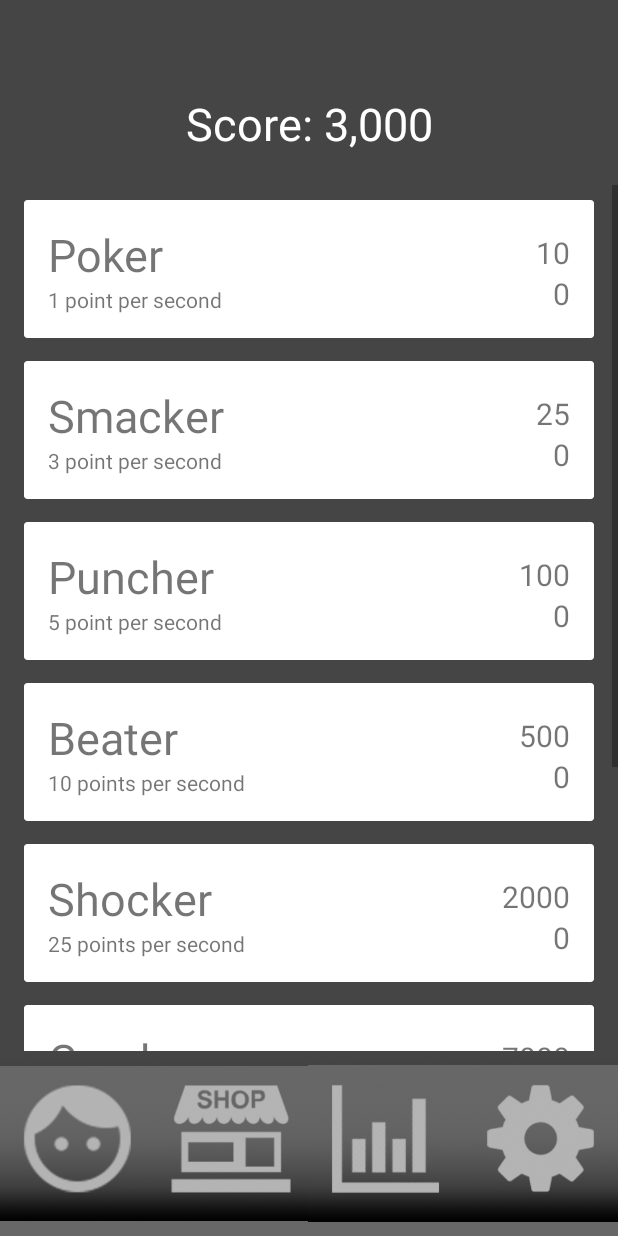
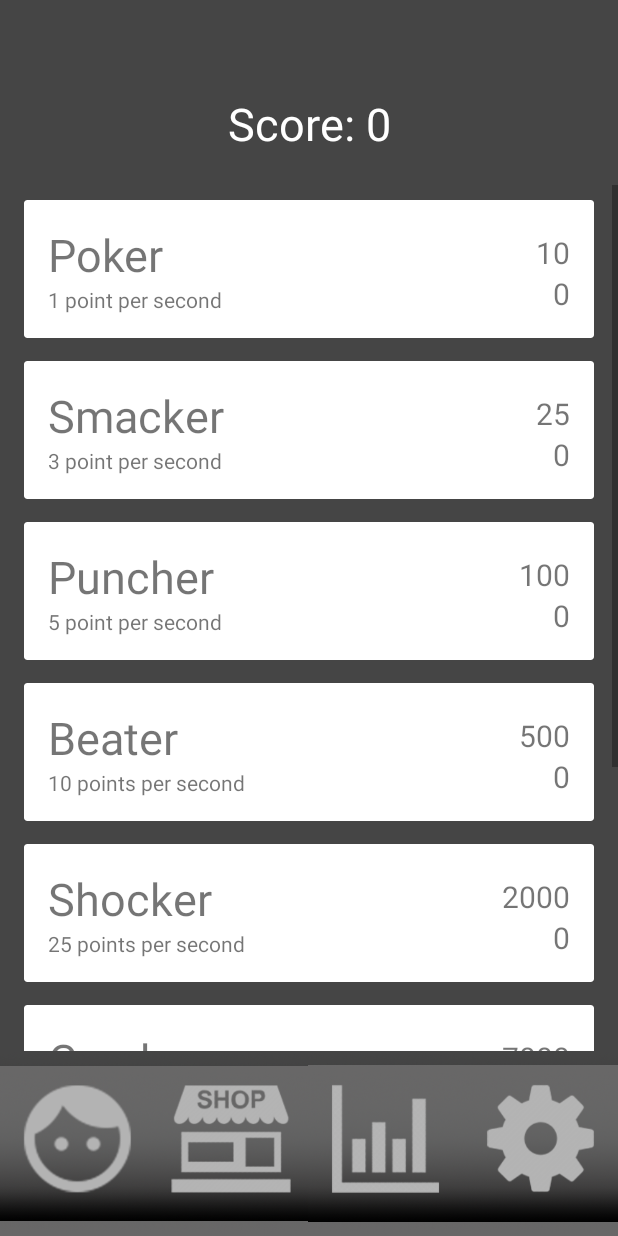
Before and after one commit to cheesywow/Sergey, an Android app: the screen it shows after launch (Shop), after a tap on an icon or button, on a phone screen of 412 x 824 dp. Run offline under Robolectric (Android 15) with nearby library versions, the phone set to English and light mode, and no system bars.

Commit message:
Inventory and score reset

```diff
--- a/app/src/main/AndroidManifest.xml
+++ b/app/src/main/AndroidManifest.xml
@@ -8,7 +8,8 @@
         android:label="@string/app_name"
         android:roundIcon="@mipmap/ic_launcher_round"
         android:supportsRtl="true"
-        android:configChanges="orientation|screenSize">
+        android:configChanges="orientation|screenSize"
+        android:hardwareAccelerated="true">
         <service android:name=".Engine.Services.BackgroundMusic" />
         <activity android:name=".MainActivity"
             android:theme="@style/AppTheme.NoActionBar">
--- a/app/src/main/java/com/sergey/michael/sergey/Engine/UI/cards/CardAdapter.java
+++ b/app/src/main/java/com/sergey/michael/sergey/Engine/UI/cards/CardAdapter.java
@@ -13,6 +13,7 @@ import android.widget.TextView;
 
 import com.sergey.michael.sergey.R;
 
+import java.text.MessageFormat;
 import java.util.List;
 
 public class CardAdapter extends RecyclerView.Adapter<CardAdapter.MyViewHolder> {
@@ -61,7 +62,7 @@ public class CardAdapter extends RecyclerView.Adapter<CardAdapter.MyViewHolder>
                 String trunc = display.split(" ")[1];
                 String score = trunc.replaceAll(",", "");
                 int newscore = Integer.parseInt(score)-Integer.parseInt(holder.cost.getText().toString());
-                tv.setText("Score: "+newscore);
+                tv.setText(MessageFormat.format("Score: {0}", newscore));
                 int newcount =  Integer.parseInt(String.valueOf(holder.inventory.getText()))+1;
                 holder.inventory.setText(""+newcount);
                 cardList.get(position).inventory = ""+newcount;
--- a/app/src/main/java/com/sergey/michael/sergey/Engine/Util/Toolbox.java
+++ b/app/src/main/java/com/sergey/michael/sergey/Engine/Util/Toolbox.java
@@ -24,6 +24,7 @@ import com.sergey.michael.sergey.Engine.Util.ads.AdManager;
 import com.sergey.michael.sergey.Engine.Util.visual.Features;
 import com.sergey.michael.sergey.MainActivity;
 import com.sergey.michael.sergey.R;
+import com.sergey.michael.sergey.Settings;
 import com.sergey.michael.sergey.Shop;
 
 
@@ -159,6 +160,10 @@ public class Toolbox {
         img_setting.setOnClickListener(new View.OnClickListener() {
             @Override
             public void onClick(View v) {
+                if(!current.equals("Settings")){
+                    context.startActivity(new Intent(context, Settings.class));
+                    activity.finish();
+                }
             }
         });
     }
--- a/app/src/main/java/com/sergey/michael/sergey/MainActivity.java
+++ b/app/src/main/java/com/sergey/michael/sergey/MainActivity.java
@@ -25,7 +25,7 @@ import static java.lang.Thread.sleep;
 
 public class MainActivity extends AppCompatActivity {
 
-    private int high_score = 0;
+    private float high_score = 0;
     private float speed = 0f;
     private float rotation = 0f;
 
@@ -35,6 +35,7 @@ public class MainActivity extends AppCompatActivity {
     //private TextView tv_speed;
     private Bundle state;
     private MusicLoop loop;
+    int addition;
     private volatile boolean activityStopped = false;
 
     @Override
@@ -79,7 +80,7 @@ public class MainActivity extends AppCompatActivity {
                 getString(R.string.servey_preference_file), Context.MODE_PRIVATE);
         SharedPreferences.Editor editor;
         editor = sharedPref.edit();
-        editor.putInt(getString(R.string.score_key), high_score);
+        editor.putInt(getString(R.string.score_key), (int) high_score);
         editor.putInt(getString(R.string.speed_key), (int) speed);
         editor.apply();
     }
@@ -87,15 +88,26 @@ public class MainActivity extends AppCompatActivity {
     public void onResume(){
         super.onResume();
         Toolbox.activiateFullscreen(this);
-
-        int defaultValue = 0;
         SharedPreferences sharedPref = getSharedPreferences(
                 getString(R.string.servey_preference_file), Context.MODE_PRIVATE);
+
+        int item1  = sharedPref.getInt(getString(R.string.item1_key), 0);
+        int item2  = sharedPref.getInt(getString(R.string.item2_key), 0);
+        int item3  = sharedPref.getInt(getString(R.string.item3_key), 0);
+        int item4  = sharedPref.getInt(getString(R.string.item4_key), 0);
+        int item5  = sharedPref.getInt(getString(R.string.item5_key), 0);
+        int item6  = sharedPref.getInt(getString(R.string.item6_key), 0);
+        int item7  = sharedPref.getInt(getString(R.string.item7_key), 0);
+        int item8  = sharedPref.getInt(getString(R.string.item8_key), 0);
+
+
+        addition = 1*item1 + 3*item2 + 5*item3 + 10*item4 + 25*item5 + 60*item6 + 150*item7 + 400*item8;
+        int defaultValue = 0;
         high_score  = sharedPref.getInt(getString(R.string.score_key), defaultValue);
         if(state != null){
             speed   = sharedPref.getInt(getString(R.string.speed_key), defaultValue);
         }
-        tv_score.setText(MessageFormat.format("Score: {0}", high_score));
+        tv_score.setText(MessageFormat.format("Score: {0}", (int) high_score));
         //tv_speed.setText(MessageFormat.format("Speed: {0}", speed));
     }
     @Override
@@ -111,7 +123,7 @@ public class MainActivity extends AppCompatActivity {
         high_score +=1;
         if(speed < 5000){speed += 50;}
         //tv_speed.setText(MessageFormat.format("Speed: {0}", speed));
-        tv_score.setText(MessageFormat.format("Score: {0}", high_score));
+        tv_score.setText(MessageFormat.format("Score: {0}", (int) high_score));
     }
 
     public void beginRotationLoop(){
@@ -121,11 +133,14 @@ public class MainActivity extends AppCompatActivity {
                 while(!activityStopped){
                     try {
                         sleep(10);
-                        if(speed > 0){
+                        if(speed >= 0){
                             rotateImage();
+                        }
+                        if(speed >  300){
                             speed -= 0.5f;
                         }
                         if(speed != 0 && speed % 200 == 0){
+                            speed -= 0.5f;
                             MediaPlayer mp = MediaPlayer.create(getBaseContext(), R.raw.sergey_scream);
                             mp.setOnCompletionListener(new MediaPlayer.OnCompletionListener() {
                                 @Override
@@ -144,12 +159,14 @@ public class MainActivity extends AppCompatActivity {
     }
 
     public void rotateImage(){
-        rotation += 0.05 + speed/100;
+        rotation += speed/100;
         if(rotation > 360) {
             rotation -= 360;
         }
         MainActivity.this.runOnUiThread(new Runnable() {public void run() {
                 img.setRotation(rotation);
+                high_score += addition/100f;
+                tv_score.setText(MessageFormat.format("Score: {0}", (int) high_score));
                 //tv_speed.setText(MessageFormat.format("Speed: {0}", (int) speed));
             }
         });
--- a/app/src/main/java/com/sergey/michael/sergey/Shop.java
+++ b/app/src/main/java/com/sergey/michael/sergey/Shop.java
@@ -13,6 +13,7 @@ import android.support.v7.widget.LinearLayoutManager;
 import android.support.v7.widget.RecyclerView;
 import android.view.View;
 import android.widget.ImageView;
+import android.widget.TextView;
 import android.widget.Toast;
 
 import com.sergey.michael.sergey.Engine.UI.cards.CardAdapter;
@@ -20,6 +21,7 @@ import com.sergey.michael.sergey.Engine.UI.cards.ReminderCard;
 import com.sergey.michael.sergey.Engine.Util.Toolbox;
 import com.sergey.michael.sergey.Engine.Util.listeners.RecyclerTouchListener;
 
+import java.text.MessageFormat;
 import java.util.ArrayList;
 import java.util.List;
 
@@ -112,13 +114,18 @@ public class Shop extends AppCompatActivity {
     public void onResume() {
         super.onResume();
         Toolbox.activiateFullscreen(this);
+        SharedPreferences sharedPref = getSharedPreferences(
+                getString(R.string.servey_preference_file), Context.MODE_PRIVATE);
+        TextView tv = findViewById(R.id.shop_score);
+        int score  = sharedPref.getInt(getString(R.string.score_key), 0);
+        tv.setText(MessageFormat.format("Score: {0}", score));
     }
 
     @Override
     public void onPause() {
         super.onPause();
         SharedPreferences sharedPref = getSharedPreferences(
-                getString(R.string.servey_preference_file), Context.MODE_PRIVATE);
+                        getString(R.string.servey_preference_file), Context.MODE_PRIVATE);
         SharedPreferences.Editor editor;
         editor = sharedPref.edit();
         editor.putInt(getString(R.string.item1_key), Integer.parseInt(cardList.get(0).inventory));
@@ -129,6 +136,11 @@ public class Shop extends AppCompatActivity {
         editor.putInt(getString(R.string.item6_key), Integer.parseInt(cardList.get(5).inventory));
         editor.putInt(getString(R.string.item7_key), Integer.parseInt(cardList.get(6).inventory));
         editor.putInt(getString(R.string.item8_key), Integer.parseInt(cardList.get(7).inventory));
+        TextView tv = findViewById(R.id.shop_score);
+        String display = tv.getText().toString();
+        String trunc = display.split(" ")[1];
+        String score = trunc.replaceAll(",", "");
+        editor.putInt(getString(R.string.score_key), Integer.parseInt(score));
         editor.apply();
     }
 
--- a/app/src/main/res/layout/activity_sergey.xml
+++ b/app/src/main/res/layout/activity_sergey.xml
@@ -27,7 +27,7 @@
 
     <TextView
         android:id="@+id/tvScore"
-        android:layout_width="wrap_content"
+        android:layout_width="0dp"
         android:layout_height="wrap_content"
         android:layout_marginBottom="8dp"
         android:layout_marginEnd="8dp"
@@ -35,8 +35,8 @@
         android:layout_marginTop="8dp"
         android:layout_weight=".30"
         android:text="@string/tv_score"
+        android:textColor="@color/colorAccent"
         android:textSize="30dp"
-        android:textColor="@color/colorAccent"
         app:layout_constraintBottom_toTopOf="@+id/sergey_top_guideline"
         app:layout_constraintEnd_toStartOf="@+id/sergey_right_guideline"
         app:layout_constraintStart_toStartOf="@+id/sergey_left_guideline"
```
Also changed, not shown: app/src/main/java/com/sergey/michael/sergey/Settings.java (+68 -0 lines), app/src/main/res/layout/activity_settings.xml (+46 -5 lines).
